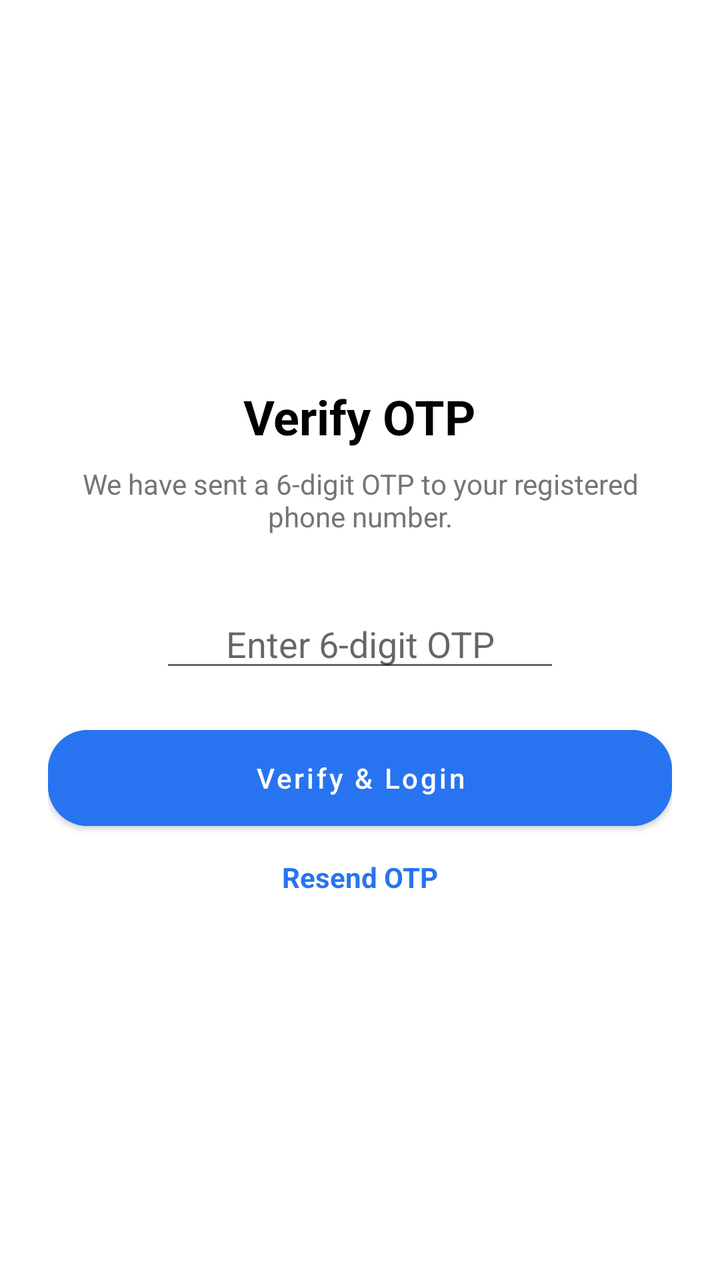
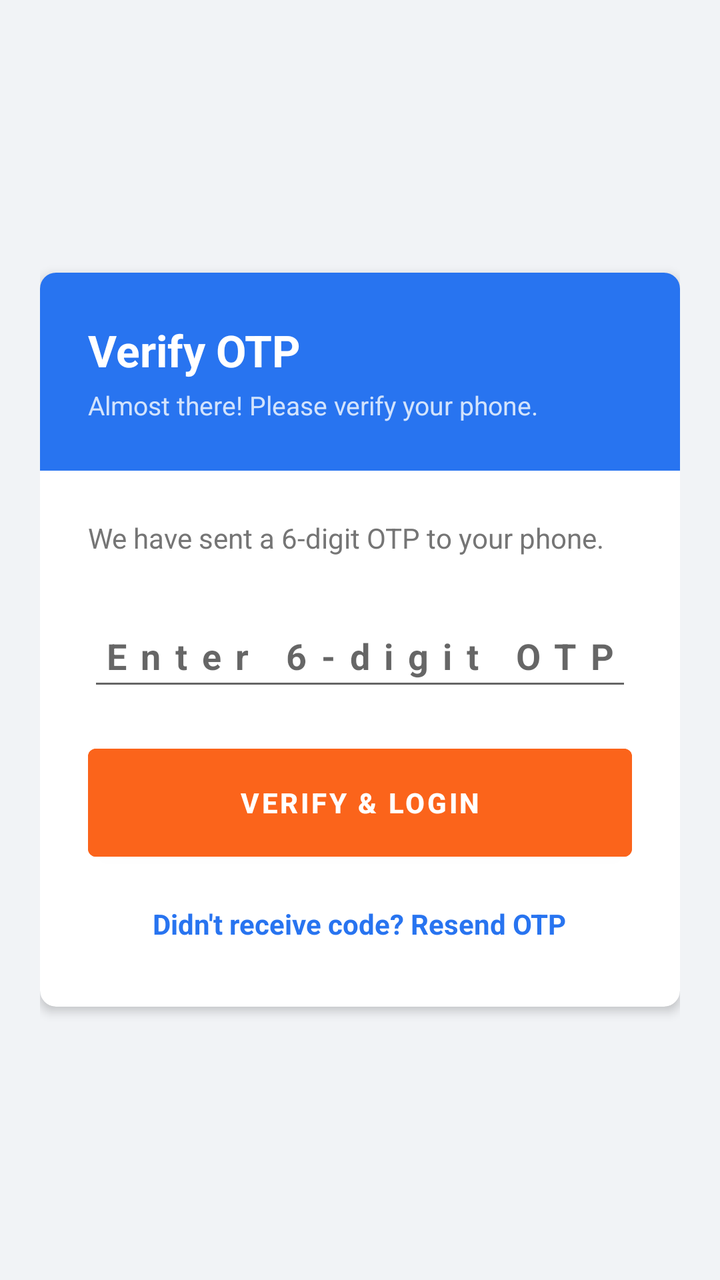

Compare the two renders of this Android layout. The source of the first and the diff that turns it into the second are given below.
<!-- AndroidManifest.xml: application theme Theme.SKRozaanaBazaar -->
<!-- res/layout/activity_otp_verification.xml -->
<?xml version="1.0" encoding="utf-8"?>
<LinearLayout xmlns:android="http://schemas.android.com/apk/res/android"
    android:layout_width="match_parent"
    android:layout_height="match_parent"
    android:gravity="center"
    android:orientation="vertical"
    android:padding="24dp">

    <TextView
        android:layout_width="wrap_content"
        android:layout_height="wrap_content"
        android:text="Verify OTP"
        android:textColor="#000000"
        android:textSize="24sp"
        android:textStyle="bold" />

    <TextView
        android:layout_width="wrap_content"
        android:layout_height="wrap_content"
        android:layout_marginTop="8dp"
        android:gravity="center"
        android:text="We have sent a 6-digit OTP to your registered phone number."
        android:textColor="#757575" />

    <EditText
        android:id="@+id/etOtp"
        android:layout_width="200dp"
        android:layout_height="wrap_content"
        android:layout_marginTop="32dp"
        android:gravity="center"
        android:hint="Enter 6-digit OTP"
        android:inputType="number"
        android:maxLength="6"
        android:textSize="18sp" />

    <Button
        android:id="@+id/btnVerify"
        android:layout_width="match_parent"
        android:layout_height="wrap_content"
        android:layout_marginTop="24dp"
        android:backgroundTint="#2874F0"
        android:text="Verify &amp; Login"
        android:textColor="#FFFFFF" />

    <TextView
        android:id="@+id/tvResendOtp"
        android:layout_width="wrap_content"
        android:layout_height="wrap_content"
        android:layout_marginTop="16dp"
        android:text="Resend OTP"
        android:textColor="#2874F0"
        android:textStyle="bold" />

</LinearLayout>
<!-- resources referenced by this layout -->
<resources>
  <style name="Theme.SKRozaanaBazaar" parent="Theme.MaterialComponents.DayNight.NoActionBar">
          
          <item name="colorPrimary">@color/colorPrimary</item>
          <item name="colorPrimaryVariant">@color/colorPrimary</item>
          <item name="colorOnPrimary">@color/white</item>
          
          <item name="colorSecondary">@color/colorSecondary</item>
          <item name="colorSecondaryVariant">@color/colorSecondary</item>
          <item name="colorOnSecondary">@color/white</item>
          
          <item name="android:statusBarColor" tools:targetApi="l">?attr/colorPrimary</item>
  
          
          <item name="materialButtonStyle">@style/Widget.App.Button</item>
          <item name="materialCardViewStyle">@style/Widget.App.Card</item>
      </style>
  <color name="colorPrimary">#007BFF</color>
  <color name="white">#FFFFFFFF</color>
  <color name="colorSecondary">#FB641B</color>
  <style name="Widget.App.Button" parent="Widget.MaterialComponents.Button">
          <item name="shapeAppearanceOverlay">@style/ShapeAppearance.App.Rounded</item>
          <item name="android:insetTop">0dp</item>
          <item name="android:insetBottom">0dp</item>
          <item name="android:textAllCaps">false</item>
      </style>
  <style name="Widget.App.Card" parent="Widget.MaterialComponents.CardView">
          <item name="shapeAppearanceOverlay">@style/ShapeAppearance.App.Rounded.Large</item>
          <item name="cardElevation">2dp</item>
      </style>
  <style name="ShapeAppearance.App.Rounded" parent="ShapeAppearance.MaterialComponents.SmallComponent">
          <item name="cornerFamily">rounded</item>
          <item name="cornerSize">20dp</item>
      </style>
  <style name="ShapeAppearance.App.Rounded.Large" parent="ShapeAppearance.MaterialComponents.MediumComponent">
          <item name="cornerFamily">rounded</item>
          <item name="cornerSize">16dp</item>
      </style>
</resources>

<!-- the commit's change to res/layout/activity_otp_verification.xml (unified diff, before → after) -->
@@ -1,54 +1,99 @@
 <?xml version="1.0" encoding="utf-8"?>
 <LinearLayout xmlns:android="http://schemas.android.com/apk/res/android"
+    xmlns:app="http://schemas.android.com/apk/res-auto"
     android:layout_width="match_parent"
     android:layout_height="match_parent"
+    android:background="@color/colorBackground"
     android:gravity="center"
     android:orientation="vertical"
-    android:padding="24dp">
+    android:padding="20dp">
 
-    <TextView
-        android:layout_width="wrap_content"
-        android:layout_height="wrap_content"
-        android:text="Verify OTP"
-        android:textColor="#000000"
-        android:textSize="24sp"
-        android:textStyle="bold" />
-
-    <TextView
-        android:layout_width="wrap_content"
-        android:layout_height="wrap_content"
-        android:layout_marginTop="8dp"
-        android:gravity="center"
-        android:text="We have sent a 6-digit OTP to your registered phone number."
-        android:textColor="#757575" />
-
-    <EditText
-        android:id="@+id/etOtp"
-        android:layout_width="200dp"
-        android:layout_height="wrap_content"
-        android:layout_marginTop="32dp"
-        android:gravity="center"
-        android:hint="Enter 6-digit OTP"
-        android:inputType="number"
-        android:maxLength="6"
-        android:textSize="18sp" />
-
-    <Button
-        android:id="@+id/btnVerify"
+    <com.google.android.material.card.MaterialCardView
         android:layout_width="match_parent"
         android:layout_height="wrap_content"
-        android:layout_marginTop="24dp"
-        android:backgroundTint="#2874F0"
-        android:text="Verify &amp; Login"
-        android:textColor="#FFFFFF" />
+        app:cardBackgroundColor="@color/white"
+        app:cardCornerRadius="8dp"
+        app:cardElevation="3dp">
 
-    <TextView
-        android:id="@+id/tvResendOtp"
-        android:layout_width="wrap_content"
-        android:layout_height="wrap_content"
-        android:layout_marginTop="16dp"
-        android:text="Resend OTP"
-        android:textColor="#2874F0"
-        android:textStyle="bold" />
+        <LinearLayout
+            android:layout_width="match_parent"
+            android:layout_height="wrap_content"
+            android:orientation="vertical">
 
+            
+            <LinearLayout
+                android:layout_width="match_parent"
+                android:layout_height="wrap_content"
+                android:background="@color/colorPrimary"
+                android:orientation="vertical"
+                android:padding="24dp">
+
+                <TextView
+                    android:layout_width="wrap_content"
+                    android:layout_height="wrap_content"
+                    android:text="Verify OTP"
+                    android:textColor="@color/white"
+                    android:textSize="22sp"
+                    android:textStyle="bold" />
+
+                <TextView
+                    android:layout_width="wrap_content"
+                    android:layout_height="wrap_content"
+                    android:layout_marginTop="4dp"
+                    android:text="Almost there! Please verify your phone."
+                    android:textColor="#D2E3FC"
+                    android:textSize="13sp" />
+            </LinearLayout>
+
+            <LinearLayout
+                android:layout_width="match_parent"
+                android:layout_height="wrap_content"
+                android:orientation="vertical"
+                android:padding="24dp">
+
+                <TextView
+                    android:layout_width="wrap_content"
+                    android:layout_height="wrap_content"
+                    android:text="We have sent a 6-digit OTP to your phone."
+                    android:textColor="@color/text_secondary"
+                    android:textSize="14sp" />
+
+                <EditText
+                    android:id="@+id/etOtp"
+                    android:layout_width="match_parent"
+                    android:layout_height="48dp"
+                    android:layout_marginTop="24dp"
+                    android:gravity="center"
+                    android:hint="Enter 6-digit OTP"
+                    android:inputType="number"
+                    android:maxLength="6"
+                    android:textSize="18sp"
+                    android:textStyle="bold"
+                    android:letterSpacing="0.4" />
+
+                <com.google.android.material.button.MaterialButton
+                    android:id="@+id/btnVerify"
+                    android:layout_width="match_parent"
+                    android:layout_height="54dp"
+                    android:layout_marginTop="24dp"
+                    android:backgroundTint="@color/colorSecondary"
+                    android:text="VERIFY &amp; LOGIN"
+                    android:textColor="@color/white"
+                    android:textStyle="bold" />
+
+                <TextView
+                    android:id="@+id/tvResendOtp"
+                    android:layout_width="wrap_content"
+                    android:layout_height="wrap_content"
+                    android:layout_gravity="center"
+                    android:layout_marginTop="16dp"
+                    android:padding="8dp"
+                    android:text="Didn't receive code? Resend OTP"
+                    android:textColor="@color/colorPrimary"
+                    android:textSize="14sp"
+                    android:textStyle="bold" />
+
+            </LinearLayout>
+        </LinearLayout>
+    </com.google.android.material.card.MaterialCardView>
 </LinearLayout>
<!-- resource entries referenced after the edit -->
@@ -1,5 +1,6 @@
 <!-- resources referenced by this layout -->
 <resources>
+  <color name="colorBackground">#F1F3F6</color>
   <style name="Theme.SKRozaanaBazaar" parent="Theme.MaterialComponents.DayNight.NoActionBar">
           
           <item name="colorPrimary">@color/colorPrimary</item>
@@ -16,9 +17,10 @@
           <item name="materialButtonStyle">@style/Widget.App.Button</item>
           <item name="materialCardViewStyle">@style/Widget.App.Card</item>
       </style>
-  <color name="colorPrimary">#007BFF</color>
+  <color name="colorPrimary">#2874F0</color>
   <color name="white">#FFFFFFFF</color>
   <color name="colorSecondary">#FB641B</color>
+  <color name="text_secondary">#757575</color>
   <style name="Widget.App.Button" parent="Widget.MaterialComponents.Button">
           <item name="shapeAppearanceOverlay">@style/ShapeAppearance.App.Rounded</item>
           <item name="android:insetTop">0dp</item>
@@ -27,15 +29,16 @@
       </style>
   <style name="Widget.App.Card" parent="Widget.MaterialComponents.CardView">
           <item name="shapeAppearanceOverlay">@style/ShapeAppearance.App.Rounded.Large</item>
-          <item name="cardElevation">2dp</item>
+          <item name="cardElevation">1dp</item>
+          <item name="android:layout_margin">4dp</item>
       </style>
   <style name="ShapeAppearance.App.Rounded" parent="ShapeAppearance.MaterialComponents.SmallComponent">
           <item name="cornerFamily">rounded</item>
-          <item name="cornerSize">20dp</item>
+          <item name="cornerSize">4dp</item>
       </style>
   <style name="ShapeAppearance.App.Rounded.Large" parent="ShapeAppearance.MaterialComponents.MediumComponent">
           <item name="cornerFamily">rounded</item>
-          <item name="cornerSize">16dp</item>
+          <item name="cornerSize">8dp</item>
       </style>
 </resources>
 
